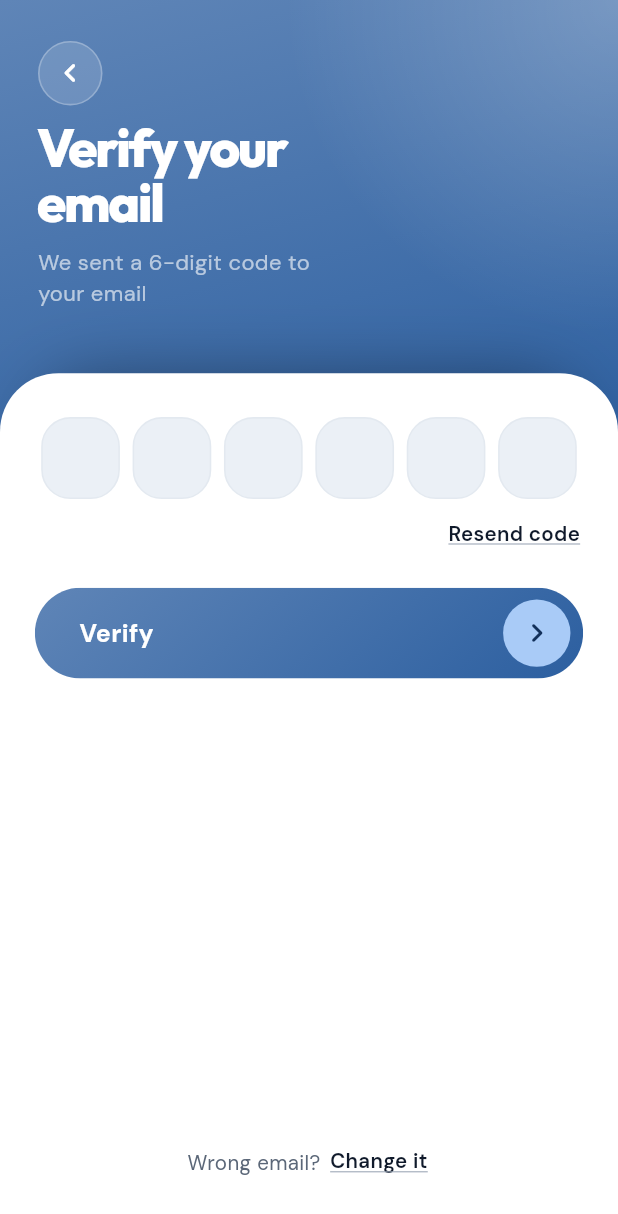
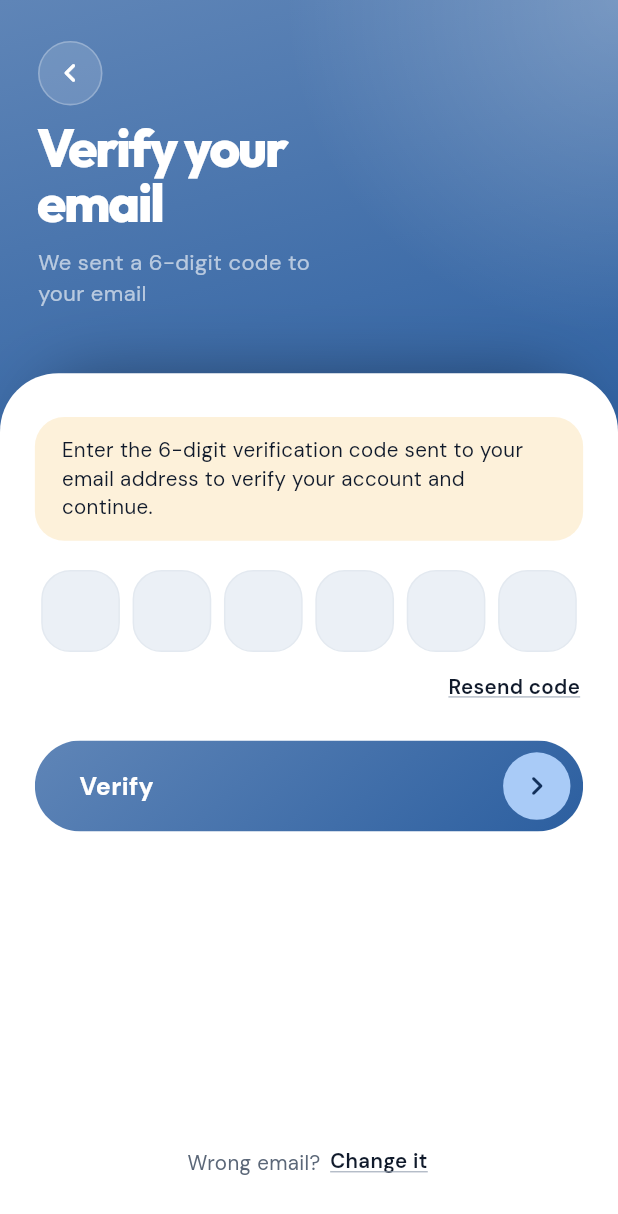
Before and after one commit to reenasightinfusion-08/budget_app, a Flutter app: the VerifyEmailScreen screen opened by its route, on a phone screen of 412 x 824 dp. Shown: the top 1214 px of the screen. Run offline on Flutter 3.47's test engine with Material 3 defaults, Android fonts, the phone set to English and light mode, and no system bars; our stand-ins replace flutter_bloc, flutter_screenutil, google_fonts, google_sign_in.

Commit message:
Verify email screen issue fix

```diff
--- /dev/null
+++ b/budget_frontend/lib/core/widgets/common_container.dart
@@ -0,0 +1,81 @@
+import 'package:flutter/material.dart';
+
+import 'package:budget_frontend/core/constants/app_border_radius.dart';
+import 'package:budget_frontend/core/constants/app_colors.dart';
+
+/// Reusable container widget supporting custom colors, border radius, padding,
+/// dimensions, and a double-border focus effect when [isFocused] is true.
+class CommonContainer extends StatelessWidget {
+  const CommonContainer({
+    super.key,
+    this.child,
+    this.backgroundColor,
+    this.borderColor,
+    this.focusedBorderColor,
+    this.focusedOutlineColor,
+    this.borderRadius,
+    this.padding,
+    this.margin,
+    this.width,
+    this.height,
+    this.alignment,
+    this.isFocused = false,
+    this.borderWidth = 1.0,
+    this.focusedOutlineSpread = 3.0,
+    this.boxShadow,
+  });
+
+  final Widget? child;
+  final Color? backgroundColor;
+  final Color? borderColor;
+  final Color? focusedBorderColor;
+  final Color? focusedOutlineColor;
+  final BorderRadiusGeometry? borderRadius;
+  final EdgeInsetsGeometry? padding;
+  final EdgeInsetsGeometry? margin;
+  final double? width;
+  final double? height;
+  final AlignmentGeometry? alignment;
+  final bool isFocused;
+  final double borderWidth;
+  final double focusedOutlineSpread;
+  final List<BoxShadow>? boxShadow;
+
+  @override
+  Widget build(BuildContext context) {
+    final effectiveBorderRadius = borderRadius ?? AppBorderRadius.md;
+    final effectiveBorderColor = isFocused
+        ? (focusedBorderColor ?? borderColor ?? AppColors.accent)
+        : (borderColor ?? AppColors.line);
+
+    final effectiveOutlineColor = focusedOutlineColor ?? AppColors.fill;
+
+    final effectiveShadows = <BoxShadow>[
+      if (isFocused)
+        BoxShadow(
+          color: effectiveOutlineColor,
+          spreadRadius: focusedOutlineSpread,
+          blurRadius: 0,
+        ),
+      ...?boxShadow,
+    ];
+
+    return Container(
+      width: width,
+      height: height,
+      margin: margin,
+      padding: padding,
+      alignment: alignment,
+      decoration: BoxDecoration(
+        color: backgroundColor ?? (isFocused ? AppColors.surface : AppColors.fill),
+        borderRadius: effectiveBorderRadius,
+        border: Border.all(
+          color: effectiveBorderColor,
+          width: borderWidth,
+        ),
+        boxShadow: effectiveShadows,
+      ),
+      child: child,
+    );
+  }
+}
--- a/budget_frontend/lib/features/auth/screens/verify_email_screen.dart
+++ b/budget_frontend/lib/features/auth/screens/verify_email_screen.dart
@@ -7,11 +7,12 @@ import 'package:budget_frontend/app/app_routes.dart';
 import 'package:budget_frontend/core/constants/app_border_radius.dart';
 import 'package:budget_frontend/core/constants/app_colors.dart';
 import 'package:budget_frontend/core/constants/app_text_style.dart';
+import 'package:budget_frontend/core/widgets/app_button.dart';
 import 'package:budget_frontend/core/widgets/app_link_button.dart';
+import 'package:budget_frontend/core/widgets/common_container.dart';
 import 'package:budget_frontend/core/widgets/sheet_scaffold.dart';
 import 'package:budget_frontend/features/auth/bloc/auth_bloc.dart';
 import 'package:budget_frontend/features/auth/widgets/auth_footer_link.dart';
-import 'package:budget_frontend/features/auth/widgets/auth_submit_button.dart';
 
 import 'package:budget_frontend/features/setup/bloc/setup_bloc.dart';
 
@@ -69,6 +70,20 @@ class VerifyEmailScreenState extends State<VerifyEmailScreen> {
       child: Column(
         crossAxisAlignment: CrossAxisAlignment.stretch,
         children: [
+          CommonContainer(
+            backgroundColor: AppColors.warningSoft,
+            borderRadius: AppBorderRadius.md,
+            borderColor: Colors.transparent,
+            padding: EdgeInsets.symmetric(horizontal: 16.w, vertical: 12.h),
+            margin: EdgeInsets.only(bottom: 20.h),
+            child: Text(
+              'Enter the 6-digit verification code sent to your email address to verify your account and continue.',
+              style: AppTextStyle.body.copyWith(
+                color: AppColors.ink,
+                height: 1.4,
+              ),
+            ),
+          ),
           Stack(
             children: [
               // Single hidden TextField capturing typing, pasting, and focus
@@ -88,7 +103,9 @@ class VerifyEmailScreenState extends State<VerifyEmailScreen> {
                 ),
               ),
               // 6 OTP digit containers in a horizontal row
-              GestureDetector(
+              MouseRegion(
+                cursor: SystemMouseCursors.text,
+                child: GestureDetector(
                   onTap: () => focusNode.requestFocus(),
                   behavior: HitTestBehavior.opaque,
                   child: ListenableBuilder(
@@ -105,33 +122,36 @@ class VerifyEmailScreenState extends State<VerifyEmailScreen> {
                           final char = hasValue ? codeText[index] : '';
 
                           return Expanded(
-                          child: Container(
+                            child: CommonContainer(
                               height: 56.h,
                               margin: EdgeInsets.symmetric(horizontal: 4.w),
-                            decoration: BoxDecoration(
-                              color: hasValue ? AppColors.surface : AppColors.fill,
+                              backgroundColor: isCurrentBoxFocused
+                                  ? AppColors.surface
+                                  : AppColors.fill,
                               borderRadius: AppBorderRadius.md,
-                              border: Border.all(
-                                color: isCurrentBoxFocused
+                              borderColor: isCurrentBoxFocused
                                   ? AppColors.accent
-                                    : (hasValue ? AppColors.ink : AppColors.line),
-                                width: isCurrentBoxFocused ? 2.w : 1.w,
-                              ),
-                            ),
+                                  : (hasValue ? AppColors.accent : AppColors.line),
+                              isFocused: isCurrentBoxFocused,
                               alignment: Alignment.center,
-                            child: Text(
+                              child: hasValue
+                                  ? Text(
                                       char,
                                       style: AppTextStyle.title.copyWith(
                                         fontSize: 22.sp,
                                         fontWeight: FontWeight.w700,
                                         color: AppColors.ink,
                                       ),
-                            ),
+                                    )
+                                  : (isCurrentBoxFocused
+                                      ? const _BlinkingCursor()
+                                      : const SizedBox.shrink()),
                             ),
                           );
                         }),
                       );
                     },
+                  ),
                 ),
               ),
             ],
@@ -151,7 +171,7 @@ class VerifyEmailScreenState extends State<VerifyEmailScreen> {
             ],
           ),
           12.verticalSpace,
-          AuthSubmitButton(label: 'Verify', onPressed: verifyCode),
+          AppButton(label: 'Verify', onPressed: verifyCode),
           const Spacer(),
           AuthFooterLink(
             prompt: 'Wrong email?',
@@ -163,3 +183,45 @@ class VerifyEmailScreenState extends State<VerifyEmailScreen> {
     );
   }
 }
+
+class _BlinkingCursor extends StatefulWidget {
+  const _BlinkingCursor();
+
+  @override
+  State<_BlinkingCursor> createState() => _BlinkingCursorState();
+}
+
+class _BlinkingCursorState extends State<_BlinkingCursor>
+    with SingleTickerProviderStateMixin {
+  late AnimationController _controller;
+
+  @override
+  void initState() {
+    super.initState();
+    _controller = AnimationController(
+      vsync: this,
+      duration: const Duration(milliseconds: 500),
+    )..repeat(reverse: true);
+  }
+
+  @override
+  void dispose() {
+    _controller.dispose();
+    super.dispose();
+  }
+
+  @override
+  Widget build(BuildContext context) {
+    return FadeTransition(
+      opacity: _controller,
+      child: Container(
+        width: 2.w,
+        height: 24.h,
+        decoration: BoxDecoration(
+          color: AppColors.accent,
+          borderRadius: BorderRadius.circular(1.r),
+        ),
+      ),
+    );
+  }
+}
```
Also changed, not shown: 1 other file. Lines whose indentation alone changed are shown as unchanged.
